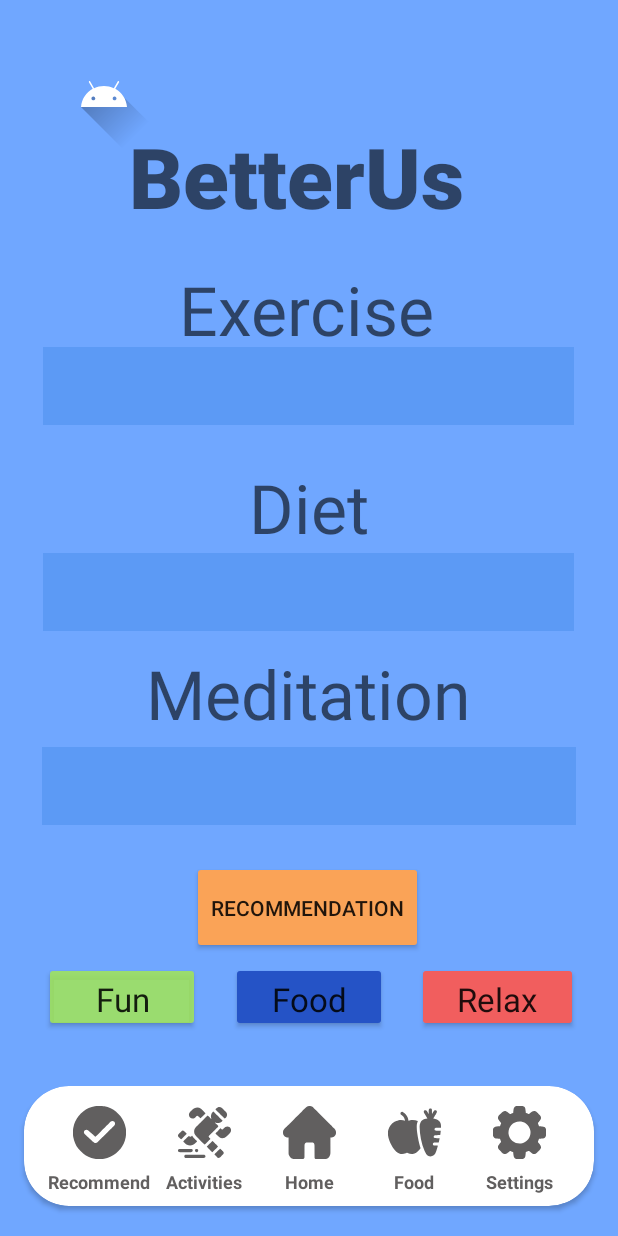
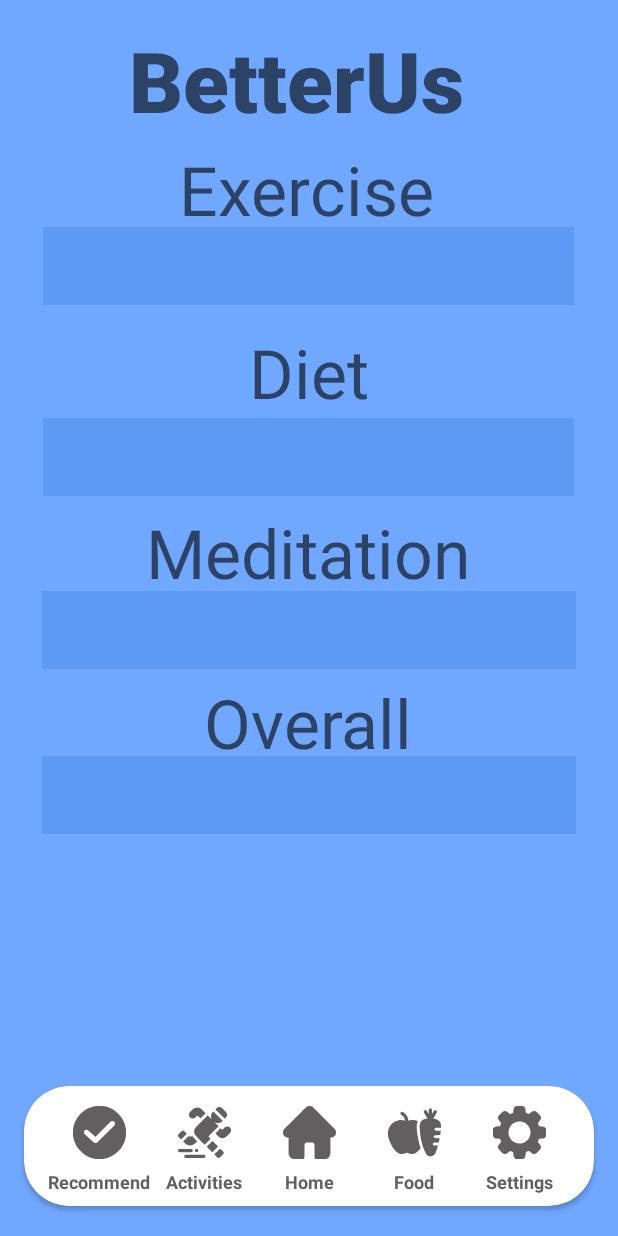
Before and after one commit to mgearhart/BetterUs_Clone, an Android app: the FirstFragment screen opened directly, with no data from a screen before it, on a phone screen of 412 x 824 dp. Run offline under Robolectric (Android 15) with nearby library versions, the light colour scheme and no system bars; our stand-ins replace Firebase (no records; nobody signed in at launch, a user with empty details on screens opened directly); 1 statement that could not run was skipped.

Commit message:
Update fragment_first.xml

```diff
--- a/app/src/main/res/layout/fragment_first.xml
+++ b/app/src/main/res/layout/fragment_first.xml
@@ -17,41 +17,24 @@
             android:scaleY="13" android:progressTint="#2562FA"
             android:progressBackgroundTint="#2575D6" android:max="100" android:progress="50"
             android:layout_marginStart="4dp"
-            android:layout_marginTop="316dp" android:layout_centerHorizontal="true"/>
-    <Button
-            android:text="Relax"
-            android:layout_width="107dp"
-            android:layout_height="57dp" android:id="@+id/button"
-            android:backgroundTint="#F15E5E"
-            android:textAppearance="@style/TextAppearance.AppCompat.Large"
-            android:layout_marginTop="625dp"
-            android:layout_marginStart="20dp"
-            android:layout_toRightOf="@id/button_second" android:layout_marginLeft="27dp"/>
+            android:layout_marginTop="226dp" android:layout_centerHorizontal="true"/>
     <TextView
             android:layout_width="356dp"
             android:layout_height="69dp" android:id="@+id/textView1"
             android:textAppearance="@style/TextAppearance.AppCompat.Large"
             android:layout_marginStart="4dp"
-            android:layout_marginTop="184dp"/>
+            android:layout_marginTop="104dp"/>
     <TextView
             android:layout_width="203dp"
             android:layout_height="45dp" android:id="@+id/textView4"
             android:textAppearance="@style/TextAppearance.AppCompat.Large"
-            android:layout_marginTop="456dp"
+            android:layout_marginTop="352dp"
             android:layout_marginStart="4dp" android:layout_marginEnd="81dp" android:layout_alignEnd="@+id/textView6"/>
-    <Button
-            android:text="Food"
-            android:layout_width="104dp"
-            android:layout_height="56dp" android:id="@+id/button_second"
-            android:backgroundTint="#2553C6"
-            android:textAppearance="@style/TextAppearance.AppCompat.Large"
-            android:layout_marginTop="625dp"
-            android:layout_marginStart="128dp" android:layout_centerHorizontal="true"/>
     <TextView
             android:layout_width="241dp"
             android:layout_height="70dp" android:id="@+id/textView3"
             android:textAppearance="@style/TextAppearance.AppCompat.Large"
-            android:layout_marginTop="320dp"
+            android:layout_marginTop="230dp"
             android:layout_marginStart="4dp" android:layout_marginEnd="112dp"
             android:layout_alignEnd="@+id/progressBar1"/>
     <TextView
@@ -60,7 +43,7 @@
             android:layout_height="wrap_content" android:id="@+id/textView"
             android:textAppearance="@style/TextAppearance.AppCompat.Display2"
             android:layout_marginStart="80dp"
-            android:layout_marginTop="160dp" android:layout_marginEnd="36dp" android:layout_alignEnd="@+id/textView2"/>
+            android:layout_marginTop="80dp" android:layout_marginEnd="36dp" android:layout_alignEnd="@+id/textView2"/>
     <ProgressBar
             style="@style/Widget.AppCompat.ProgressBar.Horizontal"
             android:layout_width="356dp"
@@ -68,19 +51,8 @@
             android:id="@+id/progressBar5"
             android:max="100" android:progress="25" android:scaleY="13"
             android:progressTint="#FD3232" android:progressBackgroundTint="#2575D6"
-            android:layout_marginTop="456dp"
+            android:layout_marginTop="352dp"
             android:layout_marginStart="4dp" android:layout_centerHorizontal="true"/>
-    <Button
-            android:id="@+id/button_first"
-            android:layout_width="104dp"
-            android:layout_height="56dp"
-            android:backgroundTint="#DAA2E657"
-            android:text="Fun"
-            android:textAppearance="@style/TextAppearance.AppCompat.Large"
-            android:layout_marginTop="625dp"
-            android:layout_marginStart="8dp"
-            android:layout_toStartOf="@id/button_second"
-            android:layout_marginEnd="-107dp"/>
 
     <ProgressBar
             style="@style/Widget.AppCompat.ProgressBar.Horizontal"
@@ -92,43 +64,50 @@
             android:progressBackgroundTint="#2575D6" android:max="100" android:progress="75"
             app:layout_constraintStart_toStartOf="parent"
             android:layout_marginStart="4dp" app:layout_constraintTop_toTopOf="parent"
-            android:layout_marginTop="184dp" android:layout_centerHorizontal="true"/>
+            android:layout_marginTop="104dp" android:layout_centerHorizontal="true"/>
+    <ProgressBar
+            style="@style/Widget.AppCompat.ProgressBar.Horizontal"
+            android:layout_width="356dp"
+            android:layout_height="104dp"
+            android:id="@+id/progressBar6"
+            android:max="100" android:progress="25" android:scaleY="13"
+            android:progressTint="#FABB02" android:progressBackgroundTint="#2575D6"
+            android:layout_marginTop="462dp"
+            android:layout_marginStart="4dp" android:layout_centerHorizontal="true"/>
     <TextView
             android:text="Meditation"
             android:layout_width="wrap_content"
             android:layout_height="wrap_content" android:id="@+id/textView6"
             android:textAppearance="@style/TextAppearance.AppCompat.Display2"
-            android:layout_marginTop="416dp"
+            android:layout_marginTop="322dp"
             android:layout_marginStart="72dp" android:layout_centerHorizontal="true"/>
-    <ImageView
-            android:src="@drawable/ic_launcher_foreground"
-            android:layout_width="72dp"
-            android:layout_height="73dp" android:id="@+id/imageView4"
-            android:layout_marginStart="8dp"
-            android:layout_marginTop="12dp" android:layout_marginEnd="220dp" android:layout_alignEnd="@+id/textView2"/>
-    <Button
-            android:text="Recommendation"
-            android:layout_width="154dp"
-            android:layout_height="62dp"
-            android:id="@+id/button_fourth" android:backgroundTint="#FAA357"
-            android:layout_marginTop="9dp"
-            android:layout_marginStart="100dp" android:layout_above="@+id/button" android:layout_marginBottom="-620dp"
-            android:layout_alignStart="@+id/progressBar5"
-            android:layout_centerHorizontal="true"/>
     <TextView
             android:text="Diet"
             android:layout_width="wrap_content"
             android:layout_height="wrap_content" android:id="@+id/textView5"
             android:textAppearance="@style/TextAppearance.AppCompat.Display2"
             android:layout_marginStart="112dp"
-            android:layout_marginTop="292dp" android:layout_centerHorizontal="true"/>
+            android:layout_marginTop="202dp" android:layout_centerHorizontal="true"/>
     <TextView
             android:text="BetterUs"
             android:layout_width="239dp"
             android:layout_height="78dp" android:id="@+id/textView2"
             android:textAppearance="@style/TextAppearance.AppCompat.Display3"
             android:fontFamily="sans-serif-black"
-            android:layout_marginTop="64dp"
+            android:layout_marginTop="0dp"
             android:layout_marginStart="60dp" android:layout_centerHorizontal="true"/>
+    <TextView
+            android:text="Overall"
+            android:layout_width="wrap_content"
+            android:layout_height="wrap_content" android:layout_centerHorizontal="true"
+            android:layout_marginTop="435dp" android:id="@+id/textView7"
+            android:textAppearance="@style/TextAppearance.AppCompat.Display2"/>
+    <TextView
+            android:layout_width="241dp"
+            android:layout_height="70dp" android:id="@+id/textView8"
+            android:textAppearance="@style/TextAppearance.AppCompat.Large"
+            android:layout_marginTop="455dp"
+            android:layout_marginStart="4dp" android:layout_marginEnd="112dp"
+            android:layout_alignEnd="@+id/progressBar1"/>
 
 </RelativeLayout>
```
